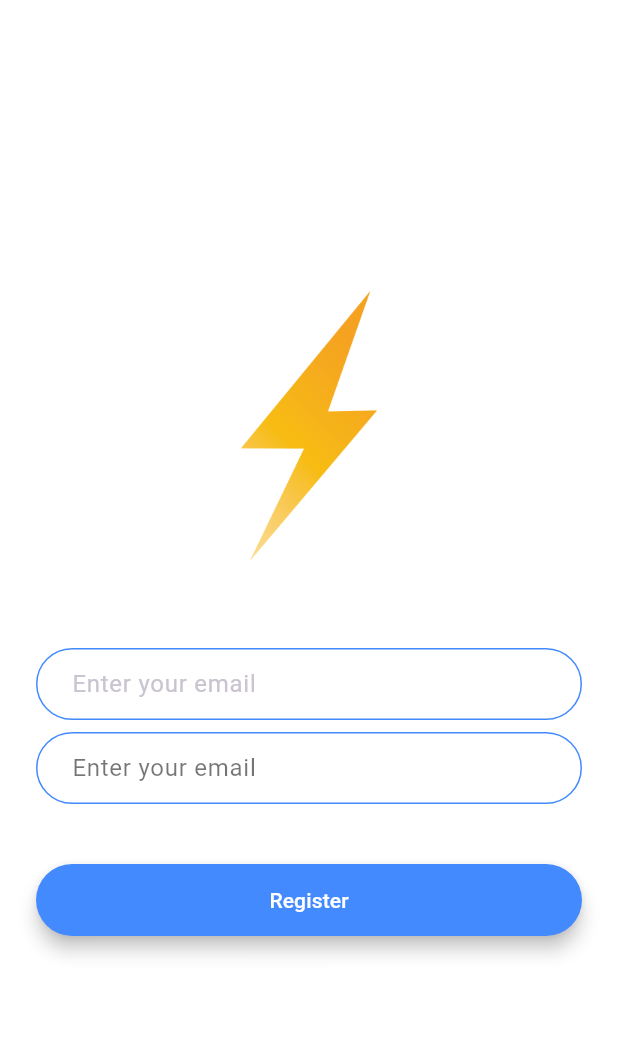
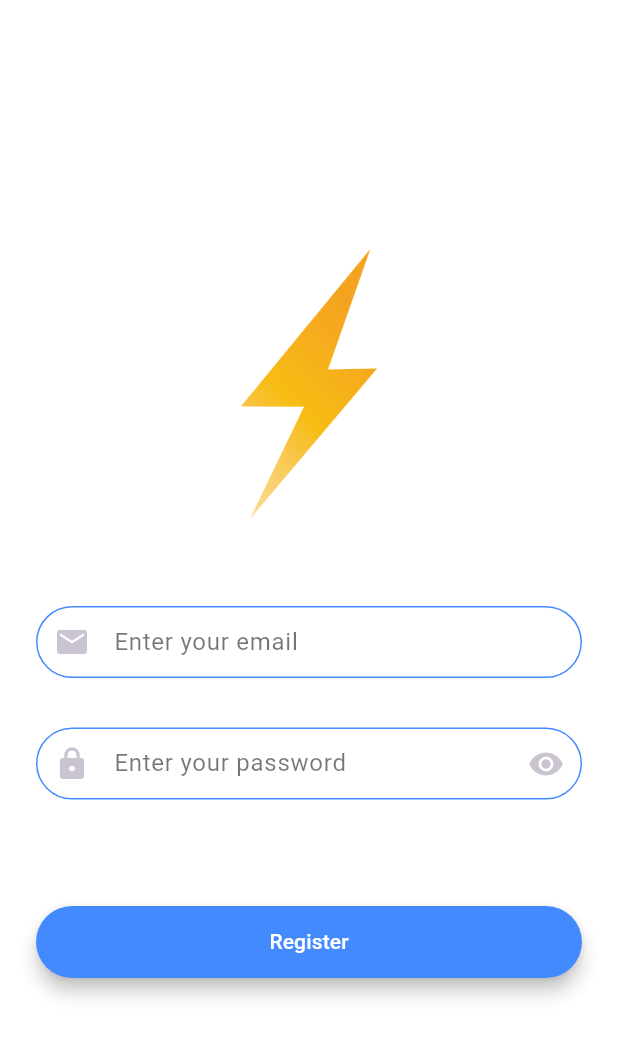
Before and after one commit to moAllElite/flash-chat-flutter, a Flutter app: the screen it shows after launch, after a tap on "Log In", on a phone screen of 412 x 824 dp. Shown: the top 1037 px of the screen. Run offline on Flutter 3.47's test engine with Material 3 defaults, Android fonts, the phone set to English and light mode, and no system bars; our stand-ins replace animated_text_kit.

Commit message:
flash-chat

```diff
--- a/lib/constants.dart
+++ b/lib/constants.dart
@@ -26,13 +26,12 @@ const animateKitTextStyle = TextStyle(
 );
 
 var kTextFieldDecoration = InputDecoration(
-  hintStyle: TextStyle(
-    color: Colors.black54,
+  hintStyle: const TextStyle(color: Colors.black54),
+  hintText: 'Enter your password',
+  contentPadding: const EdgeInsets.symmetric(
+      vertical: 10.0,
+      horizontal: 20.0
   ),
-  hintText: 'Enter your email',
-  fillColor: Colors.black54,
-  contentPadding:
-   const EdgeInsets.symmetric(vertical: 10.0, horizontal: 20.0),
   border: OutlineInputBorder(
     borderRadius: BorderRadius.circular(32.0),
   ),
--- a/lib/main.dart
+++ b/lib/main.dart
@@ -9,12 +9,18 @@ void main() => runApp( _FlashChat());
 class _FlashChat extends StatelessWidget {
   @override
   Widget build(BuildContext context) {
+    final ThemeData theme = Theme.of(context);
     return MaterialApp(
       theme: ThemeData.dark().copyWith(
+       // colorScheme: const ColorScheme.dark().copyWith(primary: Colors.black54),
+        hintColor:  Colors.black54,
         primaryColor: Colors.black54,
-        textTheme: const TextTheme(
-          displayMedium:  TextStyle(color: Colors.black54),
+        textTheme:  TextTheme(
+          displayMedium:   theme.textTheme.displayMedium!.copyWith(
+            color: Colors.black54,
+          ),
         ),
+
       ),
       debugShowCheckedModeBanner: false,
       initialRoute: WelcomeScreen.id,
--- a/lib/screens/registration_screen.dart
+++ b/lib/screens/registration_screen.dart
@@ -7,11 +7,20 @@ class RegistrationScreen extends StatefulWidget {
   static String id= 'registration_screen';
   @override
   RegistrationScreenState createState() => RegistrationScreenState();
+
 }
 
 class RegistrationScreenState extends State<RegistrationScreen> {
+
+  bool passwordVisible = false;
+  @override
+  void initState() {
+     passwordVisible = true;
+    super.initState();
+  }
   @override
   Widget build(BuildContext context) {
+    var hauteur = MediaQuery.of(context).size.height;
     return Scaffold(
       backgroundColor: Colors.white,
       body: Padding(
@@ -34,49 +43,40 @@ class RegistrationScreenState extends State<RegistrationScreen> {
               onChanged: (value) {
                 //Do something with the user input.
               },
-              decoration: InputDecoration(
-                hintText: 'Enter your email',
-                contentPadding:
-                const EdgeInsets.symmetric(vertical: 10.0, horizontal: 20.0),
-                border: OutlineInputBorder(
-                  borderRadius: BorderRadius.circular(32.0),
-                ),
-                enabledBorder: OutlineInputBorder(
-                  borderSide: const BorderSide(color: Colors.blueAccent, width: 1.0),
-                  borderRadius: BorderRadius.circular(32.0),
-                ),
-                focusedBorder: OutlineInputBorder(
-                  borderSide: const BorderSide(color: Colors.blueAccent, width: 2.0),
-                  borderRadius: BorderRadius.circular(32.0),
+              decoration: kTextFieldDecoration.copyWith(
+                hintText:'Enter your email',
+                prefixIcon: const Icon(
+                  Icons.email,
                 ),
               ),
             ),
-            const SizedBox(
-              height: 8.0,
+            SizedBox(
+                height: hauteur / 25
             ),
             TextField(
               onChanged: (value) {
                 //Do something with the user input.
               },
-              decoration: kTextFieldDecoration, /*InputDecoration(
-                hintText: 'Enter yourpassword',
-                contentPadding:
-                const EdgeInsets.symmetric(vertical: 10.0, horizontal: 20.0),
-                border: OutlineInputBorder(
-                  borderRadius: BorderRadius.circular(32.0),
+              obscureText: passwordVisible,
+              decoration: kTextFieldDecoration.copyWith(
+
+                prefixIcon: const Icon(
+                    Icons.lock
                 ),
-                enabledBorder: OutlineInputBorder(
-                  borderSide: const BorderSide(color: Colors.blueAccent, width: 1.0),
-                  borderRadius: BorderRadius.circular(32.0),
+                suffixIcon:  IconButton(
+                    onPressed: (){
+                      setState(() {
+                        passwordVisible = !passwordVisible;
+                      });
+                    },
+                    icon: Icon(
+                        passwordVisible ? Icons.visibility :  Icons.visibility_off
+                    )
                 ),
-                focusedBorder: OutlineInputBorder(
-                  borderSide: const BorderSide(color: Colors.blueAccent, width: 2.0),
-                  borderRadius: BorderRadius.circular(32.0),
-                ),
-              ),*/
+              ),
             ),
-            const SizedBox(
-              height: 24.0,
+            SizedBox(
+                height: hauteur / 15
             ),
             Padding(
               padding: const EdgeInsets.symmetric(vertical: 16.0),
```
